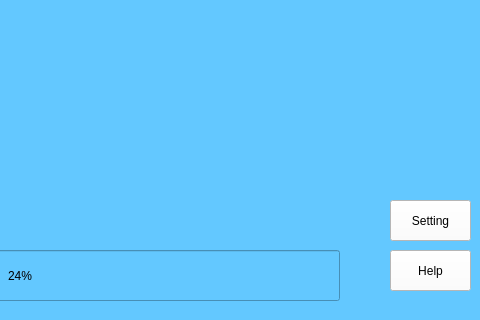
First picture: the form in basicmodewindow.ui, repository hero919/ImagesMatching, before the edit; both pictures show x 320 to 800 and y 280 to 600 of the 800 by 600 pixel window.
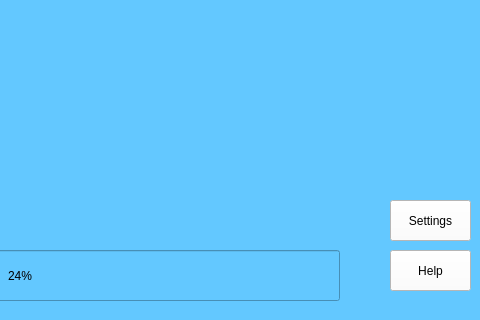
Second picture: the form after the edit. Icons and pictures are not drawn.

Commit message: change button name  & totalTime

Diff of the .ui file:
```diff
--- a/basicmodewindow.ui
+++ b/basicmodewindow.ui
@@ -117,7 +117,7 @@
      <string notr="true">background-color: rgb(255, 255, 255);</string>
     </property>
     <property name="text">
-     <string>Setting</string>
+     <string>Settings</string>
     </property>
    </widget>
    <widget class="QPushButton" name="pushButton_6">
```
Left out of the diff: 12 changed lines with no effect on the pictures. The commit also changes 4 other files.
